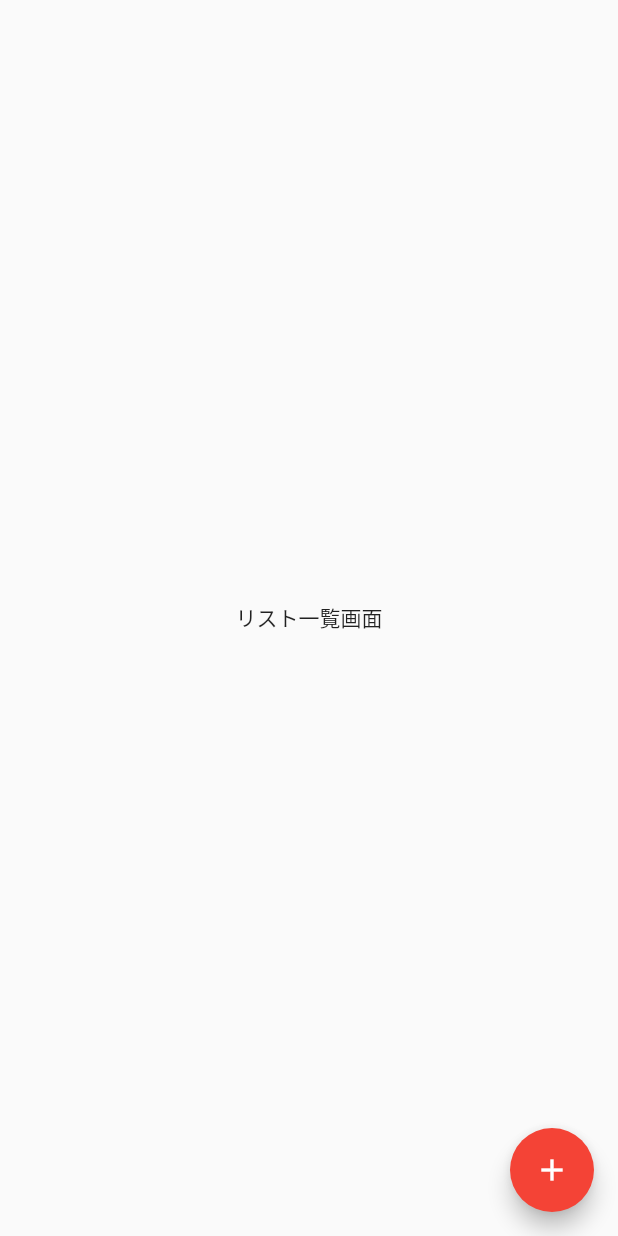
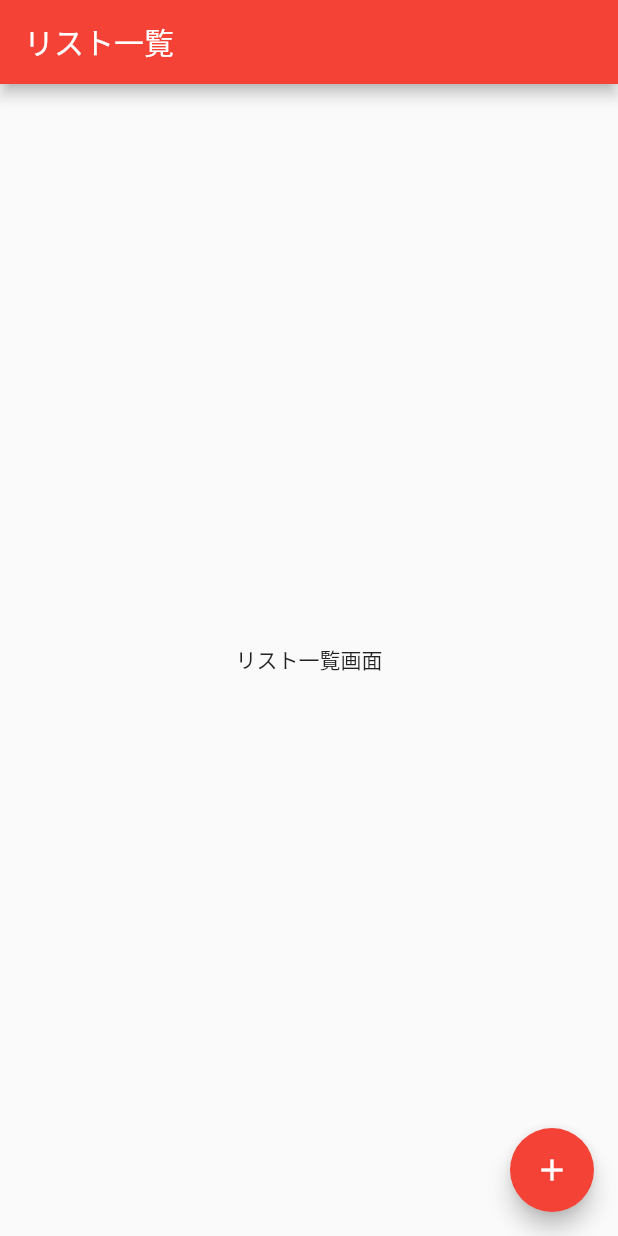
Before and after one commit to gurico0516/tasumemo, a Flutter app: the screen it shows after launch, on a phone screen of 412 x 824 dp. Run offline on Flutter 3.47's test engine with Material 2 defaults, Android fonts, the phone set to English and light mode, and no system bars.

Commit message:
update list page

```diff
--- a/lib/main.dart
+++ b/lib/main.dart
@@ -21,18 +21,15 @@
   @override
   Widget build(BuildContext context) {
     return Scaffold(
+      appBar: AppBar(
+        title: Text('リスト一覧'),
+      ),
       body: Center(
         child: Text('リスト一覧画面'),
       ),
       floatingActionButton: FloatingActionButton(
         onPressed: () {
-          // "push"で新規画面に遷移
-          Navigator.of(context).push(
-            MaterialPageRoute(builder: (context) {
-              // 遷移先の画面としてリスト追加画面を指定
-              return TodoAddPage();
-            }),
-          );
+          // --- 省略 ---
         },
         child: Icon(Icons.add),
       ),
```
